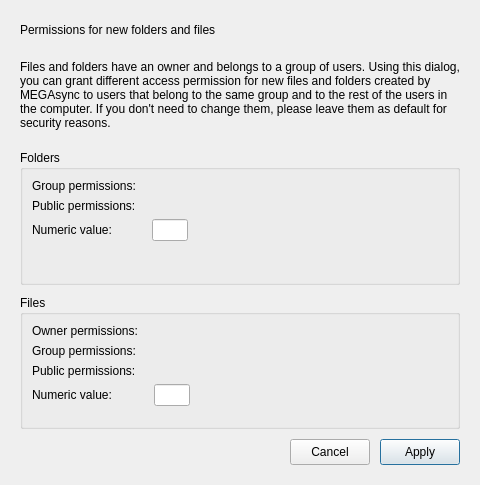
Old version of the form src/MEGASync/gui/ui/PermissionsDialog.ui in the repository meganz/MEGAsync.
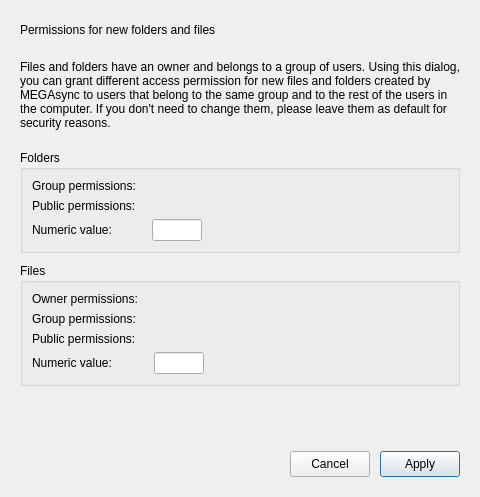
New version of the form. Custom widgets are drawn as their Qt base class.

What changed in the file:
```diff
--- a/src/MEGASync/gui/ui/PermissionsDialog.ui
+++ b/src/MEGASync/gui/ui/PermissionsDialog.ui
@@ -7,7 +7,7 @@
     <x>0</x>
     <y>0</y>
     <width>480</width>
-    <height>485</height>
+    <height>497</height>
    </rect>
   </property>
   <property name="sizePolicy">
@@ -99,6 +99,12 @@
    </item>
    <item>
     <widget class="QGroupBox" name="wFolderPermissions">
+     <property name="sizePolicy">
+      <sizepolicy hsizetype="Preferred" vsizetype="Fixed">
+       <horstretch>0</horstretch>
+       <verstretch>0</verstretch>
+      </sizepolicy>
+     </property>
      <property name="layoutDirection">
       <enum>Qt::LayoutDirection::LeftToRight</enum>
      </property>
@@ -165,7 +171,7 @@
          <widget class="QLineEdit" name="lFolderPermissions">
           <property name="minimumSize">
            <size>
-            <width>36</width>
+            <width>50</width>
             <height>0</height>
            </size>
           </property>
@@ -200,6 +206,12 @@
    </item>
    <item>
     <widget class="QGroupBox" name="wFilePermissions">
+     <property name="sizePolicy">
+      <sizepolicy hsizetype="Preferred" vsizetype="Fixed">
+       <horstretch>0</horstretch>
+       <verstretch>0</verstretch>
+      </sizepolicy>
+     </property>
      <property name="title">
       <string>Files</string>
      </property>
@@ -269,7 +281,7 @@
          <widget class="QLineEdit" name="lFilePermissions">
           <property name="minimumSize">
            <size>
-            <width>36</width>
+            <width>50</width>
             <height>0</height>
            </size>
           </property>
@@ -309,6 +321,19 @@
      <zorder>wFileOwner</zorder>
     </widget>
    </item>
+   <item>
+    <spacer name="verticalSpacer">
+     <property name="orientation">
+      <enum>Qt::Vertical</enum>
+     </property>
+     <property name="sizeHint" stdset="0">
+      <size>
+       <width>20</width>
+       <height>40</height>
+      </size>
+     </property>
+    </spacer>
+   </item>
    <item>
     <layout class="QHBoxLayout" name="horizontalLayout">
      <item>
```
Left out of the diff: 16 changed lines with no effect on the pictures.
